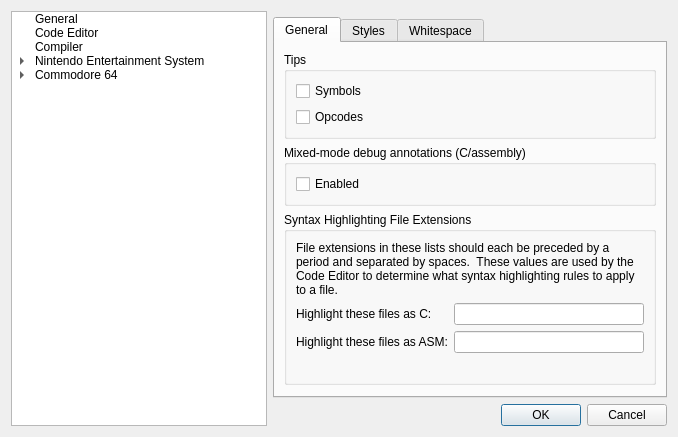
First picture: the form in apps/ide/environmentsettingsdialog.ui, repository christopherpow/nesicide, before the edit.
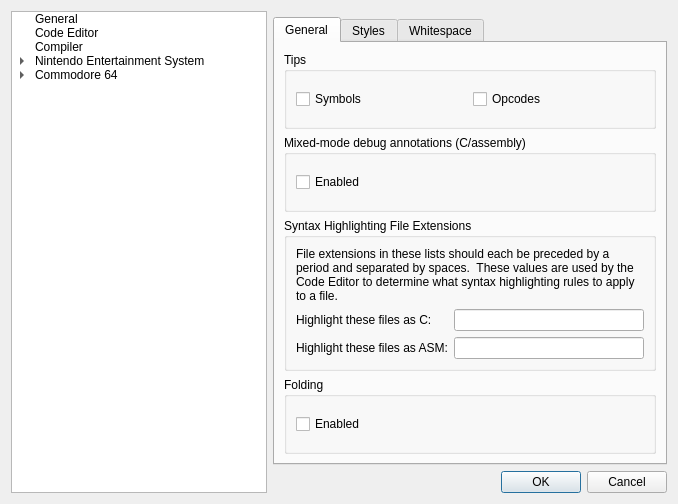
Second picture: the form after the edit. Icons and pictures are not drawn.

Commit message: Starting to implement folding.

```diff
--- a/apps/ide/environmentsettingsdialog.ui
+++ b/apps/ide/environmentsettingsdialog.ui
@@ -7,7 +7,7 @@
     <x>0</x>
     <y>0</y>
     <width>639</width>
-    <height>437</height>
+    <height>504</height>
    </rect>
   </property>
   <property name="windowTitle">
@@ -195,21 +195,21 @@
           <attribute name="title">
            <string>General</string>
           </attribute>
-          <layout class="QGridLayout" name="gridLayout_11">
+          <layout class="QGridLayout" name="gridLayout_20">
            <item row="0" column="0">
             <widget class="QGroupBox" name="groupBox_7">
              <property name="title">
               <string>Tips</string>
              </property>
-             <layout class="QVBoxLayout" name="verticalLayout">
-              <item>
+             <layout class="QGridLayout" name="gridLayout_11">
+              <item row="0" column="0">
                <widget class="QCheckBox" name="showSymbolTips">
                 <property name="text">
                  <string>Symbols</string>
                 </property>
                </widget>
               </item>
-              <item>
+              <item row="0" column="1">
                <widget class="QCheckBox" name="showOpcodeTips">
                 <property name="text">
                  <string>Opcodes</string>
@@ -219,19 +219,6 @@
              </layout>
             </widget>
            </item>
-           <item row="3" column="0">
-            <spacer name="verticalSpacer_4">
-             <property name="orientation">
-              <enum>Qt::Vertical</enum>
-             </property>
-             <property name="sizeHint" stdset="0">
-              <size>
-               <width>20</width>
-               <height>40</height>
-              </size>
-             </property>
-            </spacer>
-           </item>
            <item row="1" column="0">
             <widget class="QGroupBox" name="groupBox_10">
              <property name="title">
@@ -250,10 +237,41 @@
            </item>
            <item row="2" column="0">
             <widget class="QGroupBox" name="groupBox_13">
+             <property name="sizePolicy">
+              <sizepolicy hsizetype="Preferred" vsizetype="Preferred">
+               <horstretch>0</horstretch>
+               <verstretch>0</verstretch>
+              </sizepolicy>
+             </property>
              <property name="title">
               <string>Syntax Highlighting File Extensions</string>
              </property>
-             <layout class="QFormLayout" name="formLayout_5">
+             <layout class="QGridLayout" name="gridLayout_18">
+              <item row="0" column="0" colspan="2">
+               <widget class="QLabel" name="label_17">
+                <property name="sizePolicy">
+                 <sizepolicy hsizetype="Preferred" vsizetype="Fixed">
+                  <horstretch>0</horstretch>
+                  <verstretch>0</verstretch>
+                 </sizepolicy>
+                </property>
+                <property name="text">
+                 <string>File extensions in these lists should each be preceded by a period and separated by spaces.  These values are used by the Code Editor to determine what syntax highlighting rules to apply to a file.</string>
+                </property>
+                <property name="alignment">
+                 <set>Qt::AlignLeading|Qt::AlignLeft|Qt::AlignTop</set>
+                </property>
+                <property name="wordWrap">
+                 <bool>true</bool>
+                </property>
+                <property name="indent">
+                 <number>0</number>
+                </property>
+                <property name="textInteractionFlags">
+                 <set>Qt::NoTextInteraction</set>
+                </property>
+               </widget>
+              </item>
               <item row="1" column="0">
                <widget class="QLabel" name="label_14">
                 <property name="text">
@@ -261,12 +279,8 @@
                 </property>
                </widget>
               </item>
-              <item row="3" column="0">
-               <widget class="QLabel" name="label_15">
-                <property name="text">
-                 <string/>
-                </property>
-               </widget>
+              <item row="1" column="1">
+               <widget class="QLineEdit" name="highlightAsC"/>
               </item>
               <item row="2" column="0">
                <widget class="QLabel" name="label_16">
@@ -275,19 +289,22 @@
                 </property>
                </widget>
               </item>
-              <item row="1" column="1">
-               <widget class="QLineEdit" name="highlightAsC"/>
-              </item>
               <item row="2" column="1">
                <widget class="QLineEdit" name="highlightAsASM"/>
               </item>
-              <item row="0" column="0" colspan="2">
-               <widget class="QLabel" name="label_17">
+             </layout>
+            </widget>
+           </item>
+           <item row="3" column="0">
+            <widget class="QGroupBox" name="groupBox_14">
+             <property name="title">
+              <string>Folding</string>
+             </property>
+             <layout class="QGridLayout" name="gridLayout_19">
+              <item row="0" column="0">
+               <widget class="QCheckBox" name="fold">
                 <property name="text">
-                 <string>File extensions in these lists should each be preceded by a period and separated by spaces.  These values are used by the Code Editor to determine what syntax highlighting rules to apply to a file.</string>
-                </property>
-                <property name="wordWrap">
-                 <bool>true</bool>
+                 <string>Enabled</string>
                 </property>
                </widget>
               </item>
```
The commit also changes 8 other files.
